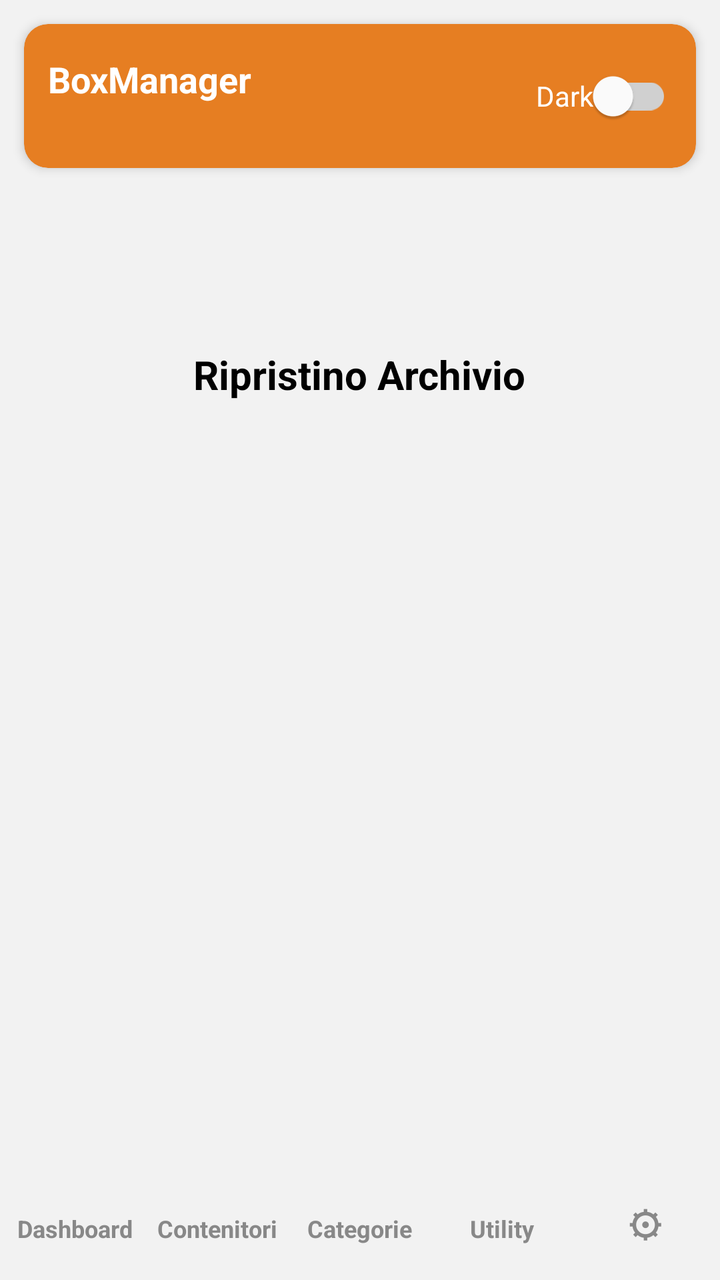
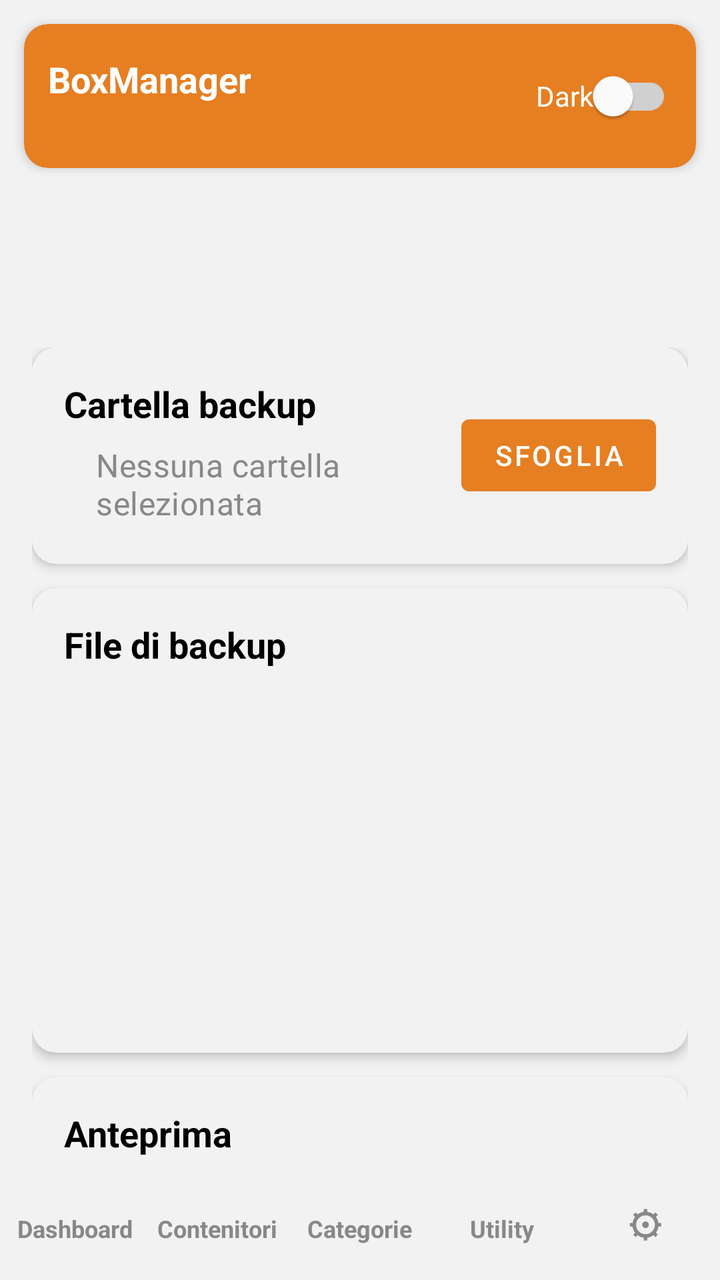

Compare the two renders of this Android layout. The source of the first and the diff that turns it into the second are given below.
<!-- AndroidManifest.xml: application theme Theme.BoxManager -->
<!-- res/layout/activity_restore.xml -->
<?xml version="1.0" encoding="utf-8"?>
<LinearLayout
    xmlns:android="http://schemas.android.com/apk/res/android"
    android:id="@+id/rootContainer"
    android:layout_width="match_parent"
    android:layout_height="match_parent"
    android:orientation="vertical"
    android:background="?attr/colorSurface">

    <include
        layout="@layout/layout_global_topbar" />

    <include
        android:id="@+id/headerInclude"
        layout="@layout/layout_page_header" />

    <ScrollView
        android:layout_width="match_parent"
        android:layout_height="0dp"
        android:layout_weight="1">

        <LinearLayout
            android:id="@+id/contentContainer"
            android:layout_width="match_parent"
            android:layout_height="wrap_content"
            android:orientation="vertical"
            android:gravity="center_horizontal"
            android:padding="16dp">

            <TextView
                android:id="@+id/textRestorePlaceholder"
                android:layout_width="wrap_content"
                android:layout_height="wrap_content"
                android:text="Ripristino Archivio"
                android:textSize="20sp"
                android:textStyle="bold"
                android:textColor="@color/text_primary" />

        </LinearLayout>

    </ScrollView>

    <LinearLayout
        android:id="@+id/navContainer"
        android:layout_width="match_parent"
        android:layout_height="wrap_content"
        android:orientation="vertical">

        <include
            layout="@layout/layout_bottom_nav" />

    </LinearLayout>

</LinearLayout>
<!-- res/layout/layout_global_topbar.xml (included above) -->
<?xml version="1.0" encoding="utf-8"?>
<com.google.android.material.card.MaterialCardView
    xmlns:android="http://schemas.android.com/apk/res/android"
    xmlns:app="http://schemas.android.com/apk/res-auto"
    android:id="@+id/globalTopBar"
    android:layout_width="match_parent"
    android:layout_height="wrap_content"
    android:layout_margin="12dp"
    app:cardCornerRadius="12dp"
    app:cardElevation="3dp"
    app:strokeWidth="0dp"
    app:cardBackgroundColor="?attr/topBarBackgroundColor">

    <LinearLayout
        android:layout_width="match_parent"
        android:layout_height="wrap_content"
        android:orientation="horizontal"
        android:gravity="center_vertical"
        android:padding="12dp">

        <LinearLayout
            android:layout_width="0dp"
            android:layout_height="wrap_content"
            android:layout_weight="1"
            android:orientation="vertical">

            <TextView
                android:id="@+id/textGlobalTitle"
                android:layout_width="wrap_content"
                android:layout_height="wrap_content"
                android:text="BoxManager"
                android:textColor="?attr/topBarTitleColor"
                android:textStyle="bold"
                android:textSize="18sp"/>

            <TextView
                android:id="@+id/textGlobalSubtitle"
                android:layout_width="wrap_content"
                android:layout_height="wrap_content"
                android:layout_marginTop="2dp"
                android:textSize="11sp"
                android:textColor="?attr/topBarSubtitleColor"/>

        </LinearLayout>

        <com.google.android.material.switchmaterial.SwitchMaterial
            android:id="@+id/switchTheme"
            android:layout_width="wrap_content"
            android:layout_height="wrap_content"
            android:text="Dark"
            android:textColor="?attr/topBarTitleColor"
            app:thumbTint="@color/switch_thumb_selector"
            app:trackTint="@color/switch_track_selector"/>

    </LinearLayout>

</com.google.android.material.card.MaterialCardView>
<!-- res/layout/layout_page_header.xml (included above) -->
<?xml version="1.0" encoding="utf-8"?>
<LinearLayout
    xmlns:android="http://schemas.android.com/apk/res/android"
    android:id="@+id/headerContainer"
    android:layout_width="match_parent"
    android:layout_height="wrap_content"
    android:orientation="horizontal"
    android:paddingStart="16dp"
    android:paddingTop="8dp"
    android:paddingEnd="16dp"
    android:paddingBottom="2dp"
    android:gravity="center_vertical">

    <LinearLayout
        android:id="@+id/headerTextContainer"
        android:layout_width="0dp"
        android:layout_height="wrap_content"
        android:layout_weight="1"
        android:orientation="vertical">

        <TextView
            android:id="@+id/textTitle"
            android:layout_width="wrap_content"
            android:layout_height="wrap_content"
            android:textSize="22sp"
            android:textStyle="bold"
            android:textColor="@color/text_primary" />

        <TextView
            android:id="@+id/textSubtitle"
            android:layout_width="wrap_content"
            android:layout_height="wrap_content"
            android:layout_marginTop="2dp"
            android:textSize="15sp"
            android:textStyle="normal"
            android:textColor="@color/text_primary" />

    </LinearLayout>

    <FrameLayout
        android:id="@+id/headerActionContainer"
        android:layout_width="wrap_content"
        android:layout_height="wrap_content" />

</LinearLayout>
<!-- res/layout/layout_bottom_nav.xml (included above) -->
<?xml version="1.0" encoding="utf-8"?>
<LinearLayout
    xmlns:android="http://schemas.android.com/apk/res/android"
    android:id="@+id/bottomNav"
    android:layout_width="match_parent"
    android:layout_height="wrap_content"
    android:orientation="horizontal"
    android:background="?attr/bottomNavBackgroundColor"
    android:elevation="6dp"
    android:weightSum="5"
    android:paddingTop="4dp"
    android:paddingBottom="4dp"
    android:paddingStart="2dp"
    android:paddingEnd="2dp">

    <TextView
        android:id="@+id/navDashboard"
        android:layout_width="0dp"
        android:layout_height="48dp"
        android:layout_weight="1"
        android:gravity="center"
        android:text="Dashboard"
        android:textStyle="bold"
        android:textSize="12sp"
        android:textColor="?attr/bottomNavInactiveColor"
        android:clickable="true"
        android:focusable="true"
        android:foreground="?attr/selectableItemBackground"
        android:background="?attr/bottomNavBackgroundColor" />

    <TextView
        android:id="@+id/navBoxes"
        android:layout_width="0dp"
        android:layout_height="48dp"
        android:layout_weight="1"
        android:gravity="center"
        android:text="Contenitori"
        android:textStyle="bold"
        android:textSize="12sp"
        android:textColor="?attr/bottomNavInactiveColor"
        android:clickable="true"
        android:focusable="true"
        android:foreground="?attr/selectableItemBackground"
        android:background="?attr/bottomNavBackgroundColor" />

    <TextView
        android:id="@+id/navCategories"
        android:layout_width="0dp"
        android:layout_height="48dp"
        android:layout_weight="1"
        android:gravity="center"
        android:text="Categorie"
        android:textStyle="bold"
        android:textSize="12sp"
        android:textColor="?attr/bottomNavInactiveColor"
        android:clickable="true"
        android:focusable="true"
        android:foreground="?attr/selectableItemBackground"
        android:background="?attr/bottomNavBackgroundColor" />

    <TextView
        android:id="@+id/navUtility"
        android:layout_width="0dp"
        android:layout_height="48dp"
        android:layout_weight="1"
        android:gravity="center"
        android:text="Utility"
        android:textStyle="bold"
        android:textSize="12sp"
        android:textColor="?attr/bottomNavInactiveColor"
        android:clickable="true"
        android:focusable="true"
        android:foreground="?attr/selectableItemBackground"
        android:background="?attr/bottomNavBackgroundColor" />

    <TextView
        android:id="@+id/navSettings"
        android:layout_width="0dp"
        android:layout_height="48dp"
        android:layout_weight="1"
        android:gravity="center"
        android:text="⚙"
        android:textStyle="bold"
        android:textSize="18sp"
        android:textColor="?attr/bottomNavInactiveColor"
        android:clickable="true"
        android:focusable="true"
        android:foreground="?attr/selectableItemBackground"
        android:background="?attr/bottomNavBackgroundColor" />

</LinearLayout>
<!-- resources referenced by this layout -->
<resources>
  <color name="text_primary">#000000</color>
  <style name="Theme.BoxManager" parent="Theme.MaterialComponents.DayNight.NoActionBar">
  
          
          <item name="colorPrimary">@color/primary_gradient_start</item>
          <item name="colorPrimaryVariant">@color/primary_gradient_end</item>
          <item name="colorOnPrimary">@color/white</item>
  
          
          <item name="colorSecondary">@color/primary_button</item>
          <item name="colorSecondaryVariant">@color/primary_button_light</item>
          <item name="colorOnSecondary">@color/white</item>
  
          
          <item name="colorSurface">@color/card_background</item>
          <item name="android:colorBackground">@color/card_background</item>
  
          
          <item name="android:statusBarColor">
              @color/primary_gradient_end
          </item>
  
          
  
          <item name="topBarBackgroundColor">
              @color/primary_gradient_start
          </item>
  
          <item name="topBarTitleColor">
              @android:color/white
          </item>
  
          <item name="topBarSubtitleColor">
              @android:color/white
          </item>
  
          <item name="bottomNavBackgroundColor">
              @color/card_background
          </item>
  
          <item name="bottomNavActiveColor">
              @color/primary_button
          </item>
  
          <item name="bottomNavInactiveColor">
              @color/text_secondary
          </item>
  
          
  
          <item name="materialCardViewStyle">
              @style/BoxManager.Card
          </item>
  
          <item name="buttonStyle">
              @style/BoxManager.Button
          </item>
  
          <item name="android:textViewStyle">
              @style/BoxManager.Text
          </item>
  
          <item name="editTextStyle">
              @style/BoxManager.EditText
          </item>
  
      </style>
  <color name="primary_gradient_start">#E67E22</color>
  <color name="primary_gradient_end">#D35400</color>
  <color name="white">#FFFFFFFF</color>
  <color name="primary_button">#A04000</color>
  <color name="primary_button_light">#F39C12</color>
  <color name="card_background">#F2F2F2</color>
  <color name="text_secondary">#888888</color>
  <style name="BoxManager.Card" parent="Widget.MaterialComponents.CardView">
  
          <item name="cardCornerRadius">12dp</item>
          <item name="cardElevation">3dp</item>
          <item name="strokeWidth">0dp</item>
  
      </style>
  <style name="BoxManager.Button" parent="Widget.MaterialComponents.Button">
  
          <item name="android:minHeight">48dp</item>
          <item name="android:textStyle">bold</item>
          <item name="cornerRadius">14dp</item>
  
      </style>
  <style name="BoxManager.Text" parent="Widget.AppCompat.TextView">
  
          <item name="android:textColor">
              @color/text_primary
          </item>
  
      </style>
  <style name="BoxManager.EditText" parent="Widget.MaterialComponents.TextInputEditText.OutlinedBox">
  
          <item name="android:minHeight">48dp</item>
  
      </style>
</resources>

<!-- the commit's change to res/layout/activity_restore.xml (unified diff, before → after) -->
@@ -14,31 +14,174 @@
         android:id="@+id/headerInclude"
         layout="@layout/layout_page_header" />
 
-    <ScrollView
+    <androidx.core.widget.NestedScrollView
         android:layout_width="match_parent"
         android:layout_height="0dp"
-        android:layout_weight="1">
+        android:layout_weight="1"
+        android:fillViewport="true">
 
         <LinearLayout
             android:id="@+id/contentContainer"
             android:layout_width="match_parent"
             android:layout_height="wrap_content"
             android:orientation="vertical"
-            android:gravity="center_horizontal"
             android:padding="16dp">
 
-            <TextView
-                android:id="@+id/textRestorePlaceholder"
-                android:layout_width="wrap_content"
+            <com.google.android.material.card.MaterialCardView
+                android:layout_width="match_parent"
                 android:layout_height="wrap_content"
-                android:text="Ripristino Archivio"
-                android:textSize="20sp"
-                android:textStyle="bold"
-                android:textColor="@color/text_primary" />
+                android:layout_marginBottom="12dp">
+
+                <LinearLayout
+                    android:layout_width="match_parent"
+                    android:layout_height="wrap_content"
+                    android:orientation="horizontal"
+                    android:gravity="center_vertical"
+                    android:padding="16dp">
+
+                    <LinearLayout
+                        android:layout_width="0dp"
+                        android:layout_height="wrap_content"
+                        android:layout_weight="1"
+                        android:orientation="vertical">
+
+                        <TextView
+                            android:layout_width="wrap_content"
+                            android:layout_height="wrap_content"
+                            android:text="Cartella backup"
+                            android:textStyle="bold"
+                            android:textColor="@color/text_primary"
+                            android:textSize="18sp" />
+
+                        <EditText
+                            android:id="@+id/etRestoreFolder"
+                            android:layout_width="match_parent"
+                            android:layout_height="wrap_content"
+                            android:background="@null"
+                            android:enabled="false"
+                            android:hint="Nessuna cartella selezionata"
+                            android:textColor="@color/text_secondary"
+                            android:textColorHint="@color/text_secondary"
+                            android:padding="0dp"
+                            android:layout_marginTop="4dp" />
+
+                    </LinearLayout>
+
+                    <Button
+                        android:id="@+id/btnBrowseFile"
+                        android:layout_width="wrap_content"
+                        android:layout_height="wrap_content"
+                        android:text="SFOGLIA" />
+
+                </LinearLayout>
+
+            </com.google.android.material.card.MaterialCardView>
+
+            <com.google.android.material.card.MaterialCardView
+                android:layout_width="match_parent"
+                android:layout_height="wrap_content"
+                android:layout_marginBottom="12dp"
+                android:minHeight="200dp">
+
+                <LinearLayout
+                    android:layout_width="match_parent"
+                    android:layout_height="wrap_content"
+                    android:orientation="vertical"
+                    android:padding="16dp">
+
+                    <TextView
+                        android:layout_width="wrap_content"
+                        android:layout_height="wrap_content"
+                        android:text="File di backup"
+                        android:textStyle="bold"
+                        android:textColor="@color/text_primary"
+                        android:textSize="18sp" />
+
+                    <TextView
+                        android:id="@+id/tvEmptyFiles"
+                        android:layout_width="match_parent"
+                        android:layout_height="wrap_content"
+                        android:layout_marginTop="8dp"
+                        android:text="Nessun file ZIP in questa cartella."
+                        android:textColor="@color/text_secondary"
+                        android:visibility="gone" />
+
+                    <androidx.recyclerview.widget.RecyclerView
+                        android:id="@+id/rvRestoreFiles"
+                        android:layout_width="match_parent"
+                        android:layout_height="wrap_content"
+                        android:layout_marginTop="8dp"
+                        android:minHeight="168dp"
+                        android:nestedScrollingEnabled="false" />
+
+                </LinearLayout>
+
+            </com.google.android.material.card.MaterialCardView>
+
+            <com.google.android.material.card.MaterialCardView
+                android:layout_width="match_parent"
+                android:layout_height="wrap_content">
+
+                <LinearLayout
+                    android:layout_width="match_parent"
+                    android:layout_height="wrap_content"
+                    android:orientation="vertical"
+                    android:padding="16dp">
+
+                    <TextView
+                        android:layout_width="wrap_content"
+                        android:layout_height="wrap_content"
+                        android:text="Anteprima"
+                        android:textStyle="bold"
+                        android:textColor="@color/text_primary"
+                        android:textSize="18sp" />
+
+                    <TextView
+                        android:id="@+id/tvSelectedFile"
+                        android:layout_width="match_parent"
+                        android:layout_height="wrap_content"
+                        android:layout_marginTop="8dp"
+                        android:textStyle="bold"
+                        android:textColor="@color/text_primary" />
+
+                    <TextView
+                        android:id="@+id/tvPreview"
+                        android:layout_width="match_parent"
+                        android:layout_height="wrap_content"
+                        android:layout_marginTop="8dp"
+                        android:textColor="@color/text_secondary" />
+
+                    <TextView
+                        android:id="@+id/tvPreRestoreFolder"
+                        android:layout_width="match_parent"
+                        android:layout_height="wrap_content"
+                        android:layout_marginTop="12dp"
+                        android:textColor="@color/text_secondary" />
+
+                    <Button
+                        android:id="@+id/btnRestore"
+                        android:layout_width="match_parent"
+                        android:layout_height="wrap_content"
+                        android:layout_marginTop="16dp"
+                        android:enabled="false"
+                        android:text="RIPRISTINA"
+                        android:textColor="@android:color/white" />
+
+                    <TextView
+                        android:id="@+id/tvMessages"
+                        android:layout_width="match_parent"
+                        android:layout_height="wrap_content"
+                        android:layout_marginTop="12dp"
+                        android:minHeight="32dp"
+                        android:textColor="@color/text_secondary" />
+
+                </LinearLayout>
+
+            </com.google.android.material.card.MaterialCardView>
 
         </LinearLayout>
 
-    </ScrollView>
+    </androidx.core.widget.NestedScrollView>
 
     <LinearLayout
         android:id="@+id/navContainer"
